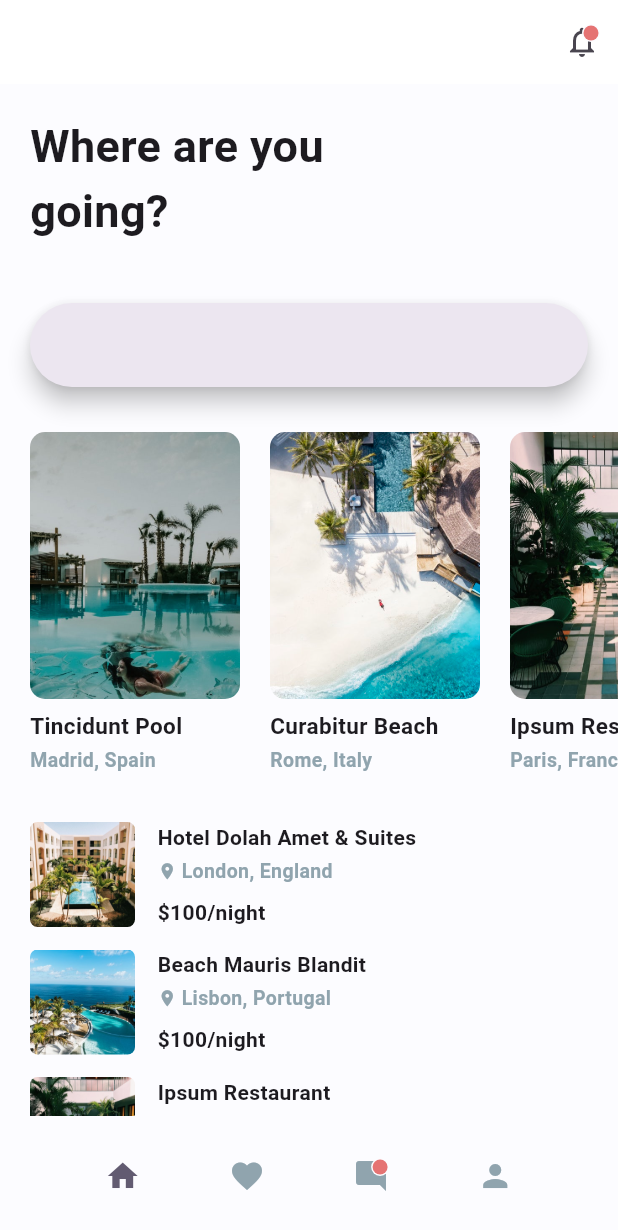
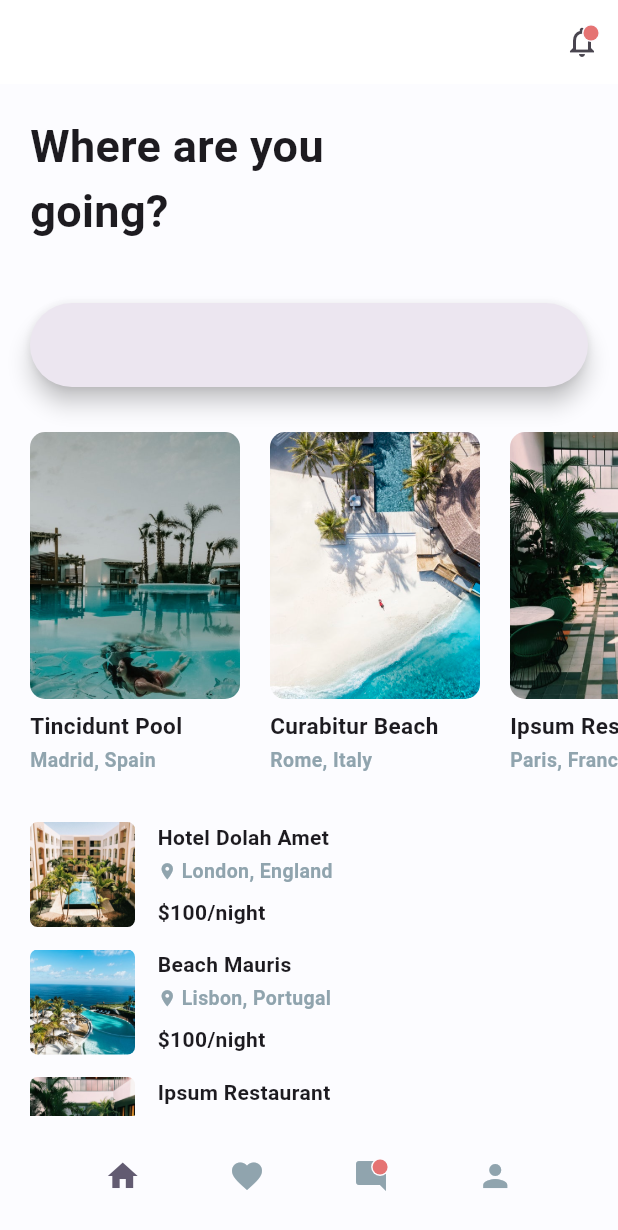
Before and after one commit to isra-khan/TravelApp, a Flutter app: the screen it shows after launch, on a phone screen of 412 x 824 dp. Shown: the top 1230 px of the screen. Run offline on Flutter 3.47's test engine with Material 3 defaults, Android fonts, the phone set to English and light mode, and no system bars.

Commit message:
push code

```diff
--- a/lib/util/places.dart
+++ b/lib/util/places.dart
@@ -1,6 +1,6 @@
 List places = [
   {
-    "name": "Hotel Dolah Amet & Suites",
+    "name": "Hotel Dolah Amet",
     "img": "assets/1.jpeg",
     "price": r"$100/night",
     "location": "London, England",
@@ -15,7 +15,7 @@ List places = [
         "Vestibulum ac diam sit amet quam vehicula elementum sed sit amet dui.",
   },
   {
-    "name": "Beach Mauris Blandit",
+    "name": "Beach Mauris",
     "img": "assets/2.jpeg",
     "price": r"$100/night",
     "location": "Lisbon, Portugal",
--- a/lib/widgets/horizontal_place_item.dart
+++ b/lib/widgets/horizontal_place_item.dart
@@ -1,5 +1,4 @@
 import 'package:flutter/material.dart';
-
 import '../screens/details.dart';
 
 class HorizontalPlaceItem extends StatelessWidget {
--- a/lib/widgets/vertical_place_item.dart
+++ b/lib/widgets/vertical_place_item.dart
@@ -1,5 +1,4 @@
 import 'package:flutter/material.dart';
-
 import '../screens/details.dart';
 
 class VerticalPlaceItem extends StatelessWidget {
```
Also changed, not shown: pubspec.yaml (+0 -23 lines), 13 other files.
